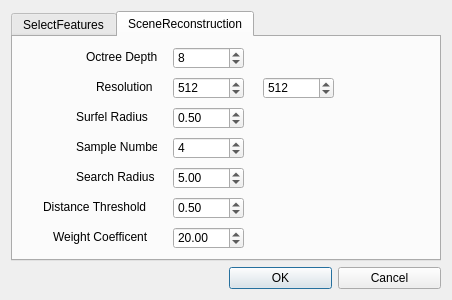
First picture: the form in QTInterface/DisplayOptionsSettingDialog.ui, repository chiyueOfgit/SmartObliquePhotography, before the edit.
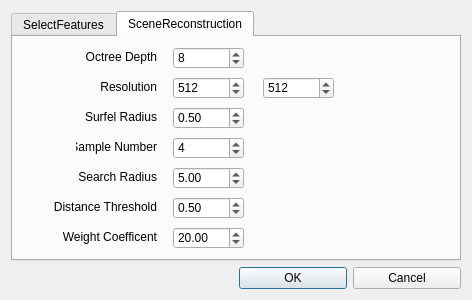
Second picture: the form after the edit. The open tabs and pages were chosen to show the change.

Commit message: Modify language switching in settings

Patch:
```diff
--- a/QTInterface/DisplayOptionsSettingDialog.ui
+++ b/QTInterface/DisplayOptionsSettingDialog.ui
@@ -6,7 +6,7 @@
    <rect>
     <x>0</x>
     <y>0</y>
-    <width>452</width>
+    <width>472</width>
     <height>300</height>
    </rect>
   </property>
@@ -34,6 +34,9 @@
    </item>
    <item row="0" column="0" colspan="2">
     <widget class="QTabWidget" name="DisplayOptionsSettingTabWidget">
+     <property name="layoutDirection">
+      <enum>Qt::LeftToRight</enum>
+     </property>
      <property name="currentIndex">
       <number>0</number>
      </property>
@@ -84,6 +87,9 @@
        <property name="text">
         <string>Surfel Radius</string>
        </property>
+       <property name="alignment">
+        <set>Qt::AlignRight|Qt::AlignTrailing|Qt::AlignVCenter</set>
+       </property>
       </widget>
       <widget class="QLabel" name="label_3">
        <property name="geometry">
@@ -97,6 +103,9 @@
        <property name="text">
         <string>Sample Number</string>
        </property>
+       <property name="alignment">
+        <set>Qt::AlignRight|Qt::AlignTrailing|Qt::AlignVCenter</set>
+       </property>
       </widget>
       <widget class="QLabel" name="label_2">
        <property name="geometry">
@@ -110,6 +119,9 @@
        <property name="text">
         <string>Octree Depth</string>
        </property>
+       <property name="alignment">
+        <set>Qt::AlignRight|Qt::AlignTrailing|Qt::AlignVCenter</set>
+       </property>
       </widget>
       <widget class="QLabel" name="label_5">
        <property name="geometry">
@@ -123,6 +135,9 @@
        <property name="text">
         <string>Resolution</string>
        </property>
+       <property name="alignment">
+        <set>Qt::AlignRight|Qt::AlignTrailing|Qt::AlignVCenter</set>
+       </property>
       </widget>
       <widget class="QLabel" name="label_6">
        <property name="geometry">
@@ -136,11 +151,23 @@
        <property name="text">
         <string>Search Radius</string>
        </property>
+       <property name="scaledContents">
+        <bool>false</bool>
+       </property>
+       <property name="alignment">
+        <set>Qt::AlignRight|Qt::AlignTrailing|Qt::AlignVCenter</set>
+       </property>
+       <property name="margin">
+        <number>0</number>
+       </property>
+       <property name="indent">
+        <number>0</number>
+       </property>
       </widget>
       <widget class="QLabel" name="label_7">
        <property name="geometry">
         <rect>
-         <x>30</x>
+         <x>33</x>
          <y>160</y>
          <width>111</width>
          <height>20</height>
@@ -149,19 +176,28 @@
        <property name="text">
         <string>Distance Threshold</string>
        </property>
+       <property name="alignment">
+        <set>Qt::AlignRight|Qt::AlignTrailing|Qt::AlignVCenter</set>
+       </property>
       </widget>
       <widget class="QLabel" name="label_8">
        <property name="geometry">
         <rect>
          <x>40</x>
          <y>190</y>
-         <width>111</width>
+         <width>104</width>
          <height>20</height>
         </rect>
        </property>
+       <property name="layoutDirection">
+        <enum>Qt::LeftToRight</enum>
+       </property>
        <property name="text">
         <string>Weight Coefficent</string>
        </property>
+       <property name="alignment">
+        <set>Qt::AlignRight|Qt::AlignTrailing|Qt::AlignVCenter</set>
+       </property>
       </widget>
       <widget class="QSpinBox" name="OctreeDepth">
        <property name="geometry">
```
Left out of the diff: 2 changed lines with no effect on the pictures. The commit also changes 4 other files.
